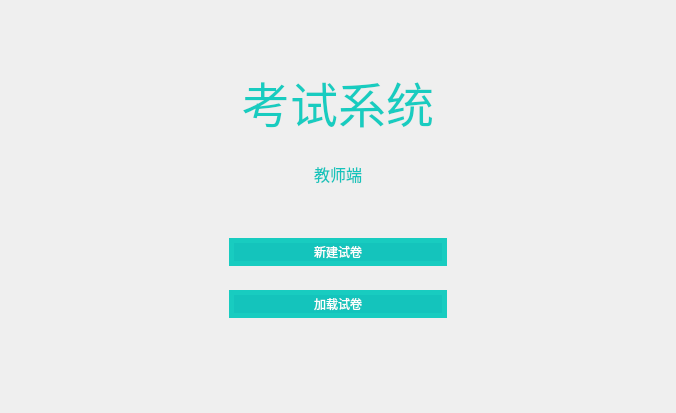
Old version of the form SubWidget/mainview.ui in the repository jkjkil4/ExamSysTeacher.
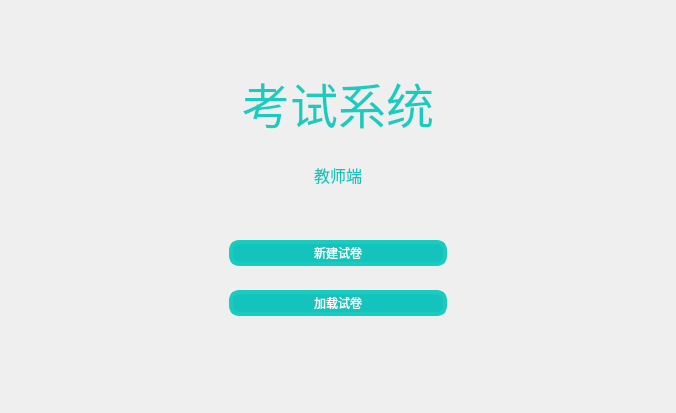
New version of the form.

Patch:
```diff
--- a/SubWidget/mainview.ui
+++ b/SubWidget/mainview.ui
@@ -13,6 +13,21 @@
   <property name="windowTitle">
    <string>Form</string>
   </property>
+  <property name="styleSheet">
+   <string notr="true">QPushButton{
+	font: 25 14pt '微软雅黑';
+	color: #FFFFFF;
+	background-color: rgb(20,196,188);
+	border: 4px solid rgb(24, 204, 192);
+	border-radius: 10px;
+}
+QPushButton:hover{
+	background-color: rgb(22,218,208);
+}
+QPushButton:pressed{
+	background-color: rgb(17,171,164);
+}</string>
+  </property>
   <layout class="QHBoxLayout" name="horizontalLayout" stretch="0">
    <item>
     <layout class="QVBoxLayout" name="layoutMain" stretch="2,0,1,0,0,3">
@@ -104,21 +119,6 @@
        </item>
        <item>
         <widget class="QPushButton" name="btnNew">
-         <property name="styleSheet">
-          <string notr="true">QPushButton{
-	font: 25 14pt '微软雅黑';
-	color: rgb(255,255,255);
-	background-color: rgb(20,196,188);
-	border: 5px solid rgb(24, 204, 192);
-	border-radius: 15px;
-}
-QPushButton:hover{
-	background-color: rgb(22,218,208);
-}
-QPushButton:pressed{
-	background-color: rgb(17,171,164);
-}</string>
-         </property>
          <property name="text">
           <string>新建试卷</string>
          </property>
@@ -156,21 +156,6 @@
        </item>
        <item>
         <widget class="QPushButton" name="btnLoad">
-         <property name="styleSheet">
-          <string notr="true">QPushButton{
-	font: 25 14pt '微软雅黑';
-	color: rgb(255,255,255);
-	background-color: rgb(20,196,188);
-	border: 5px solid rgb(24, 204, 192);
-	border-radius: 15px;
-}
-QPushButton:hover{
-	background-color: rgb(22,218,208);
-}
-QPushButton:pressed{
-	background-color: rgb(17,171,164);
-}</string>
-         </property>
          <property name="text">
           <string>加载试卷</string>
          </property>
```
